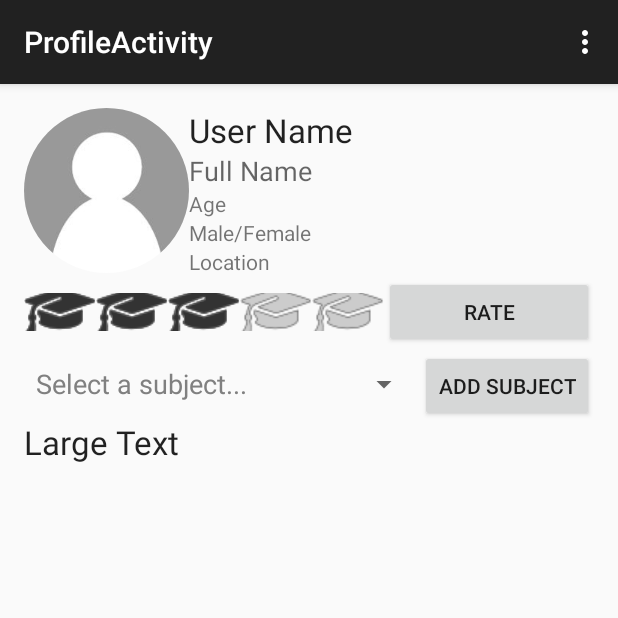
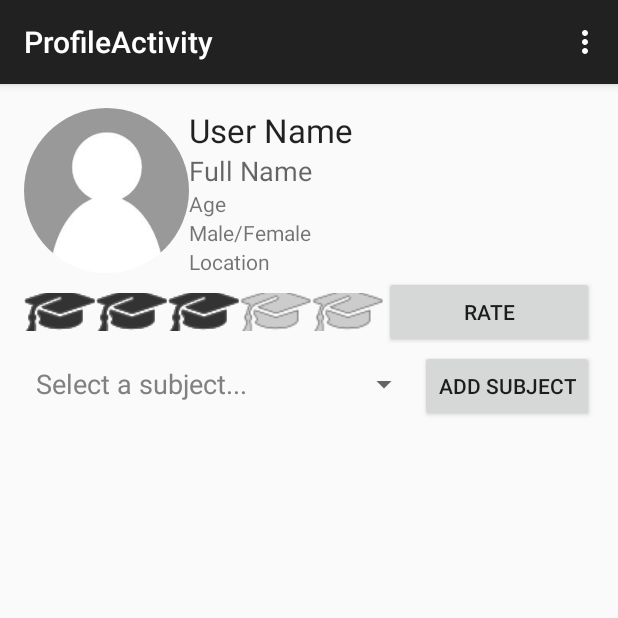
Before and after one commit to Jacobmose/ITSMAP, an Android app: the ProfileActivity screen opened directly, with no data from a screen before it, on a phone screen of 412 x 824 dp, the top half of it. Run offline under Robolectric (Android 15) with nearby library versions, the phone set to English and light mode, and no system bars.

Commit message:
Listview for subjects is working, with maximum of 5 subjects
// Morten

```diff
--- a/Theme_project/Project/ThemeProject/app/src/main/java/com/jacobmosehansen/themeproject/ProfileActivity.java
+++ b/Theme_project/Project/ThemeProject/app/src/main/java/com/jacobmosehansen/themeproject/ProfileActivity.java
@@ -7,6 +7,7 @@ import android.support.v7.app.AppCompatActivity;
 import android.os.Bundle;
 import android.view.Menu;
 import android.view.MenuItem;
+import android.view.MotionEvent;
 import android.view.View;
 import android.widget.ArrayAdapter;
 import android.widget.Button;
@@ -15,6 +16,9 @@ import android.widget.ListView;
 import android.widget.RatingBar;
 import android.widget.Spinner;
 import android.widget.TextView;
+import android.widget.Toast;
+
+import java.util.ArrayList;
 
 
 public class ProfileActivity extends AppCompatActivity {
@@ -24,9 +28,10 @@ public class ProfileActivity extends AppCompatActivity {
     ImageView ivProfilePicture;
     RatingBar rbGradRating;
     Spinner sprSubjects;
-    Button btnAddSubject;
+    Button btnAddSubject, btnRate;
     ListView lvSubjects;
-    TextView hejsa;
+    ArrayList<String> addArray = new ArrayList<String>();
+    TextView tvtest;
 
 
     @Override
@@ -42,6 +47,7 @@ public class ProfileActivity extends AppCompatActivity {
 
         // Set Rating Bar //
         rbGradRating = (RatingBar) findViewById(R.id.ratingBar_profileRating);
+        btnRate = (Button) findViewById(R.id.btn_rate);
 
         // Set Subject Spinner //
         sprSubjects = (Spinner) findViewById(R.id.spinner_subjects);
@@ -56,18 +62,44 @@ public class ProfileActivity extends AppCompatActivity {
 
         // Do on btn_addSubject add chosen subject to listView //
         btnAddSubject = (Button) findViewById(R.id.btn_addSubject);
-        //lvSubjects = (ListView) findViewById(R.id.lv_subjects);
-
-        hejsa = (TextView) findViewById(R.id.textView6);
+        lvSubjects = (ListView) findViewById(R.id.lv_subjects);
 
         btnAddSubject.setOnClickListener(new View.OnClickListener() {
             @Override
             public void onClick(View v) {
+                try{
                 String selectedSubject = sprSubjects.getSelectedItem().toString();
-                hejsa.setText(selectedSubject);
+
+                if(addArray.size() < 5){
+                    if(addArray.contains(selectedSubject)){
+                        Toast.makeText(getBaseContext(), "Subject already added", Toast.LENGTH_LONG);
+                    }else{
+                        addArray.add(selectedSubject);
+                        ArrayAdapter<String> mySubjectAdapter = new ArrayAdapter<String>(ProfileActivity.this,
+                                android.R.layout.simple_list_item_1, addArray);
+                        lvSubjects.setAdapter(mySubjectAdapter);
+                    }}
+                else{Toast.makeText(getBaseContext(), "Too many subjects added", Toast.LENGTH_LONG);}
+                }catch(Exception e){
+                    Toast.makeText(getBaseContext(), "No subject selected", Toast.LENGTH_LONG);
+                }
+
             }
         });
 
+        // Remove list subject on swipe //
+        lvSubjects.setOnTouchListener(new View.OnTouchListener() {
+            @Override
+            public boolean onTouch(View v, MotionEvent event) {
+                // TODO Auto-generated method stub
+                switch (event.getAction())
+                {
+
+                }
+                return false;
+
+            }
+        });
 
     }
 
--- a/Theme_project/Project/ThemeProject/app/src/main/res/layout/activity_profile.xml
+++ b/Theme_project/Project/ThemeProject/app/src/main/res/layout/activity_profile.xml
@@ -117,7 +117,7 @@
                         android:layout_width="fill_parent"
                         android:layout_height="48dp"
                         android:text="@string/rateBtn_text"
-                        android:id="@+id/button" />
+                        android:id="@+id/btn_rate" />
                 </LinearLayout>
             </RelativeLayout>
 
@@ -153,12 +153,11 @@
             android:layout_width="match_parent"
             android:layout_height="match_parent">
 
-            <TextView
+            <ListView
                 android:layout_width="wrap_content"
                 android:layout_height="wrap_content"
-                android:textAppearance="?android:attr/textAppearanceLarge"
-                android:text="Large Text"
-                android:id="@+id/textView6" />
+                android:id="@+id/lv_subjects"
+                android:layout_weight="1" />
         </TableRow>
     </LinearLayout>
 
```
